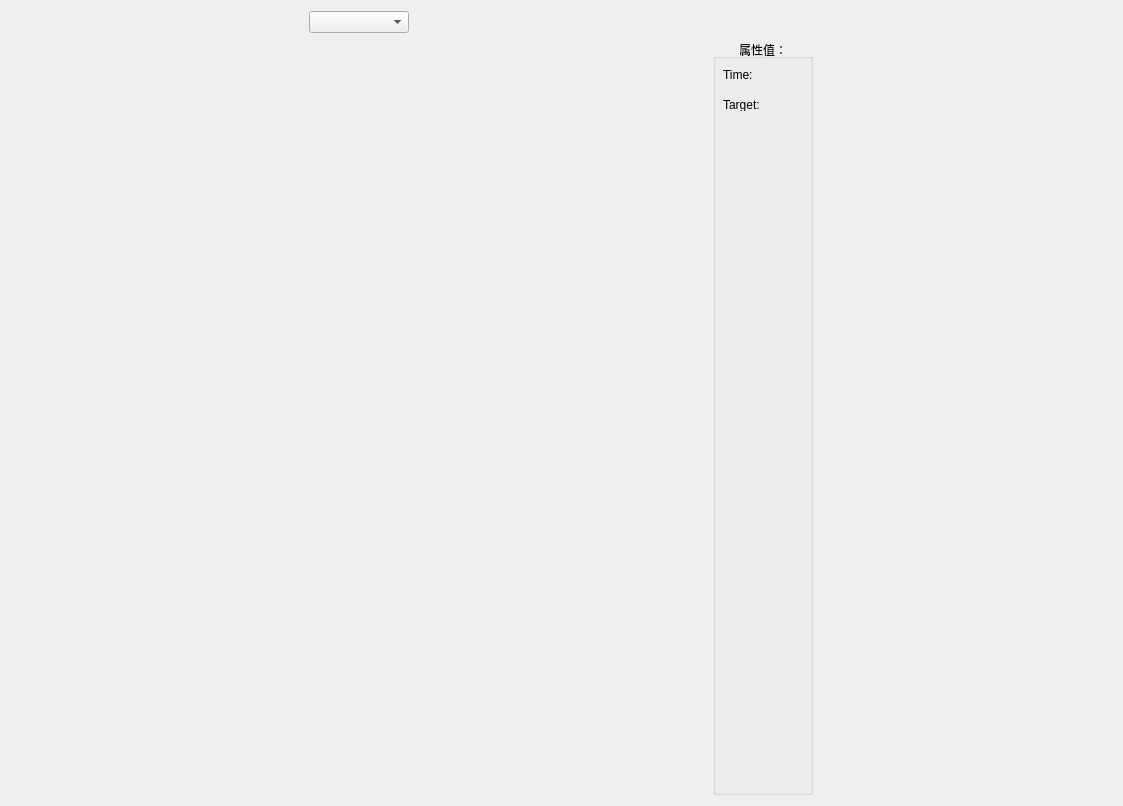
The window that chartform.ui (lishengze/QT-study) describes before a commit, drawn with Qt 5.
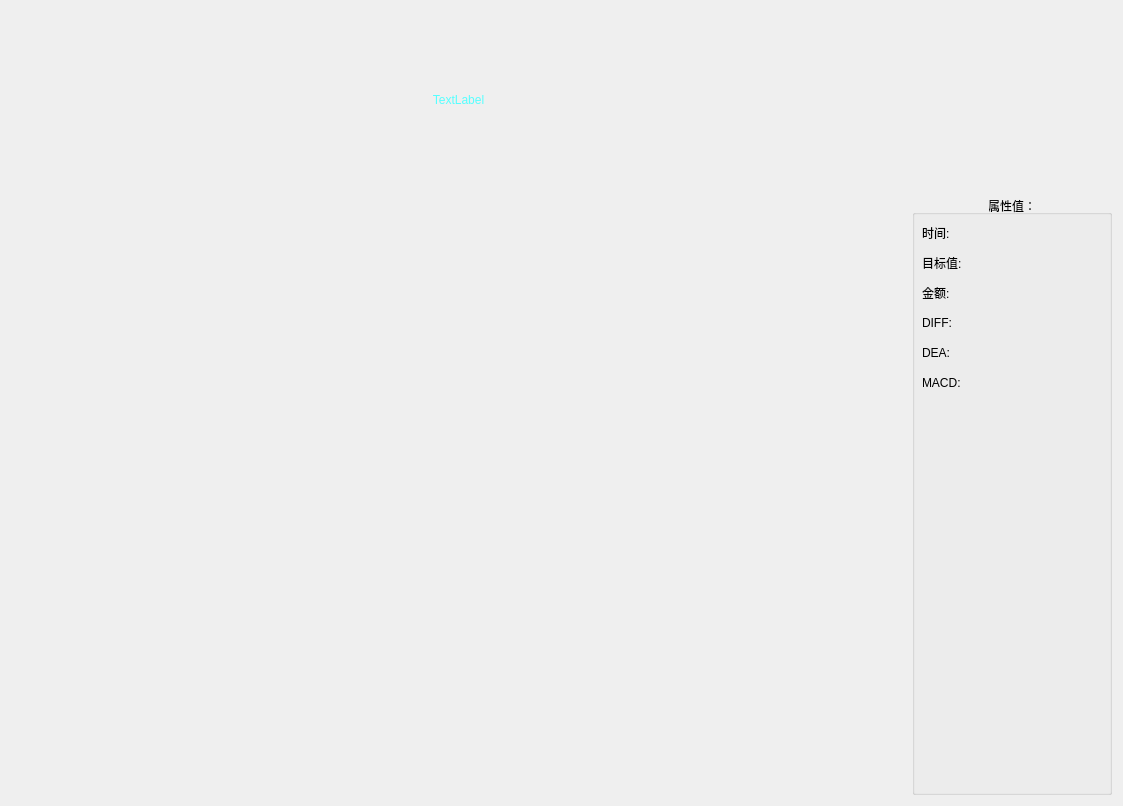
The same window after the commit.

Commit message: macd pid

The edit to the form file:
```diff
--- a/chartform.ui
+++ b/chartform.ui
@@ -13,19 +13,32 @@
   <property name="minimumSize">
    <size>
     <width>100</width>
-    <height>100</height>
+    <height>400</height>
    </size>
   </property>
   <property name="windowTitle">
    <string>Form</string>
   </property>
   <layout class="QGridLayout" name="gridLayout_2">
-   <item row="2" column="1">
+   <item row="2" column="0">
+    <layout class="QGridLayout" name="gridLayout">
+     <property name="topMargin">
+      <number>0</number>
+     </property>
+     <property name="rightMargin">
+      <number>5</number>
+     </property>
+     <property name="spacing">
+      <number>10</number>
+     </property>
+    </layout>
+   </item>
+   <item row="2" column="2">
     <widget class="QGroupBox" name="groupBox">
      <property name="minimumSize">
       <size>
-       <width>100</width>
-       <height>400</height>
+       <width>200</width>
+       <height>600</height>
       </size>
      </property>
      <property name="maximumSize">
@@ -54,12 +67,18 @@
        <rect>
         <x>10</x>
         <y>30</y>
-        <width>54</width>
-        <height>12</height>
+        <width>180</width>
+        <height>16</height>
        </rect>
       </property>
+      <property name="minimumSize">
+       <size>
+        <width>180</width>
+        <height>0</height>
+       </size>
+      </property>
       <property name="text">
-       <string>Time:</string>
+       <string>时间:</string>
       </property>
      </widget>
      <widget class="QLabel" name="TargetLabel">
@@ -67,42 +86,109 @@
        <rect>
         <x>10</x>
         <y>60</y>
-        <width>54</width>
-        <height>12</height>
+        <width>180</width>
+        <height>16</height>
        </rect>
       </property>
+      <property name="minimumSize">
+       <size>
+        <width>180</width>
+        <height>0</height>
+       </size>
+      </property>
       <property name="text">
-       <string>Target:</string>
+       <string>目标值:</string>
+      </property>
+     </widget>
+     <widget class="QLabel" name="VotRunover_Label">
+      <property name="geometry">
+       <rect>
+        <x>10</x>
+        <y>90</y>
+        <width>180</width>
+        <height>16</height>
+       </rect>
+      </property>
+      <property name="minimumSize">
+       <size>
+        <width>180</width>
+        <height>0</height>
+       </size>
+      </property>
+      <property name="text">
+       <string>金额:</string>
+      </property>
+     </widget>
+     <widget class="QLabel" name="DIFF_Label">
+      <property name="geometry">
+       <rect>
+        <x>10</x>
+        <y>120</y>
+        <width>180</width>
+        <height>16</height>
+       </rect>
+      </property>
+      <property name="minimumSize">
+       <size>
+        <width>180</width>
+        <height>0</height>
+       </size>
+      </property>
+      <property name="text">
+       <string>DIFF:</string>
+      </property>
+     </widget>
+     <widget class="QLabel" name="DEA_Label">
+      <property name="geometry">
+       <rect>
+        <x>10</x>
+        <y>150</y>
+        <width>180</width>
+        <height>16</height>
+       </rect>
+      </property>
+      <property name="minimumSize">
+       <size>
+        <width>180</width>
+        <height>0</height>
+       </size>
+      </property>
+      <property name="text">
+       <string>DEA:</string>
+      </property>
+     </widget>
+     <widget class="QLabel" name="MACD_Label">
+      <property name="geometry">
+       <rect>
+        <x>10</x>
+        <y>180</y>
+        <width>180</width>
+        <height>16</height>
+       </rect>
+      </property>
+      <property name="minimumSize">
+       <size>
+        <width>180</width>
+        <height>0</height>
+       </size>
+      </property>
+      <property name="text">
+       <string>MACD:</string>
       </property>
      </widget>
     </widget>
    </item>
-   <item row="2" column="0">
-    <layout class="QGridLayout" name="gridLayout">
-     <property name="topMargin">
-      <number>0</number>
+   <item row="0" column="0">
+    <widget class="QLabel" name="Title_Label">
+     <property name="styleSheet">
+      <string notr="true">color: rgb(85, 255, 255);
+font: 75 14pt &quot;微软雅黑&quot;;</string>
      </property>
-     <property name="rightMargin">
-      <number>5</number>
+     <property name="text">
+      <string>TextLabel</string>
      </property>
-     <property name="spacing">
-      <number>10</number>
-     </property>
-    </layout>
-   </item>
-   <item row="1" column="0">
-    <widget class="QComboBox" name="themeComboBox">
-     <property name="minimumSize">
-      <size>
-       <width>100</width>
-       <height>0</height>
-      </size>
-     </property>
-     <property name="maximumSize">
-      <size>
-       <width>100</width>
-       <height>16777215</height>
-      </size>
+     <property name="alignment">
+      <set>Qt::AlignCenter</set>
      </property>
     </widget>
    </item>
```
Left out of the diff: 2 changed lines with no effect on the pictures. The commit also changes 9 other files.
